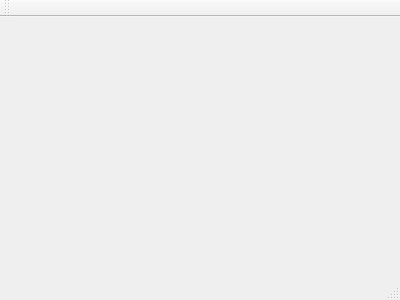
r-schouten/debug-flow-test, file mainwindow.ui: the form before one commit.
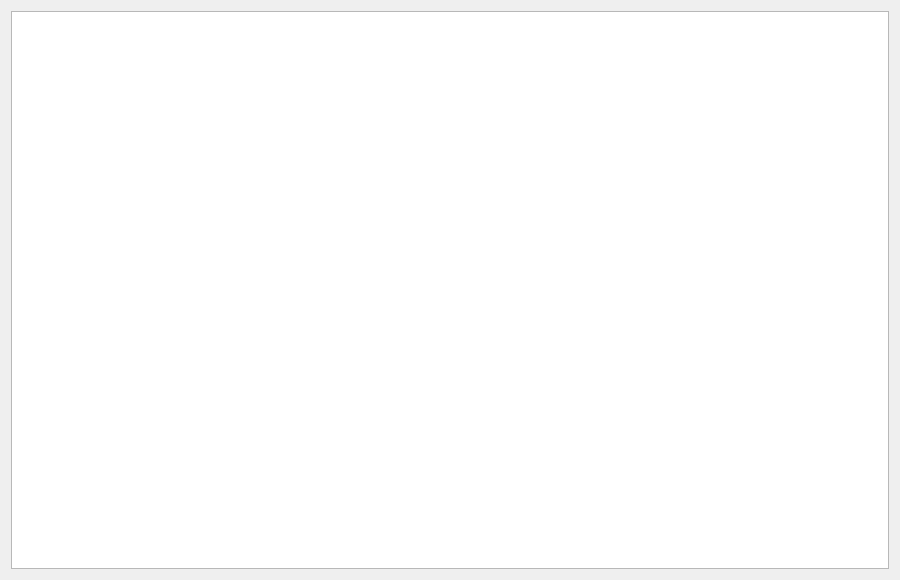
The form after the commit.

What changed in the file:
```diff
--- a/mainwindow.ui
+++ b/mainwindow.ui
@@ -1,24 +1,26 @@
 <ui version="4.0">
  <class>MainWindow</class>
- <widget class="QMainWindow" name="MainWindow" >
-  <property name="geometry" >
+ <widget class="QMainWindow" name="MainWindow">
+  <property name="geometry">
    <rect>
     <x>0</x>
     <y>0</y>
-    <width>400</width>
-    <height>300</height>
+    <width>900</width>
+    <height>580</height>
    </rect>
   </property>
   <property name="windowTitle" >
    <string>MainWindow</string>
   </property>
-  <widget class="QMenuBar" name="menuBar" />
-  <widget class="QToolBar" name="mainToolBar" />
-  <widget class="QWidget" name="centralWidget" />
-  <widget class="QStatusBar" name="statusBar" />
+  <widget class="QWidget" name="centralWidget">
+   <layout class="QVBoxLayout" name="verticalLayout">
+    <item>
+     <widget class="QGraphicsView" name="Node_Graphicsview"/>
+    </item>
+   </layout>
+  </widget>
  </widget>
- <layoutDefault spacing="6" margin="11" />
- <pixmapfunction></pixmapfunction>
+ <layoutdefault spacing="6" margin="11"/>
  <resources/>
  <connections/>
 </ui>
```
Left out of the diff: 3 changed lines with no effect on the pictures.
